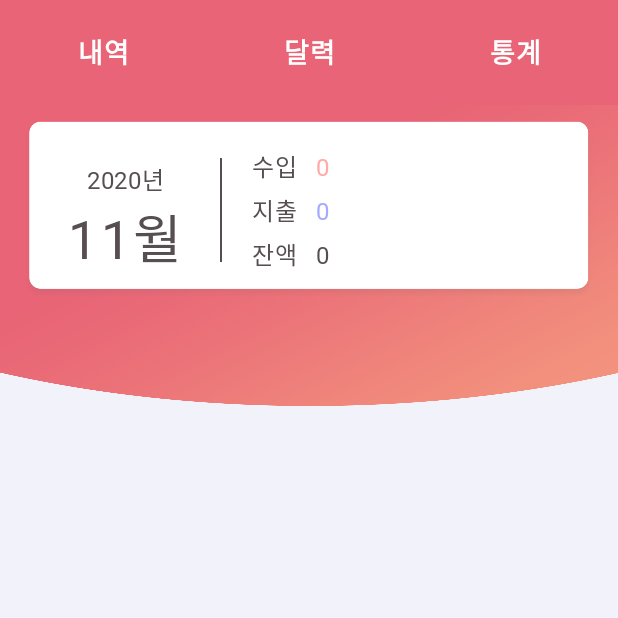
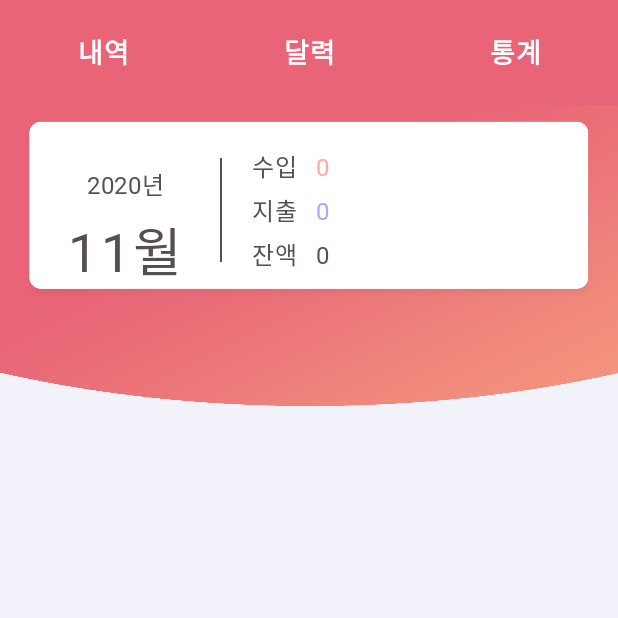
Before and after one commit to Kang-Gumsil/GangHan-Account-Book, an Android app: the screen it shows after launch (MainActivity), on a phone screen of 412 x 824 dp, the top half of it. Run offline under Robolectric (Android 15) with nearby library versions, the phone set to English and light mode, and no system bars; libraries missing offline, so code that uses them is left out: com.github.mikephil.charting, com.pedro.library; Roboto replaces fonts that are not available here; 11 statements that could not run were skipped.

Commit message:
update something....

```diff
--- a/app/src/main/java/dankook/kanghyeyoung/capstone_2/MainSpecFragment.java
+++ b/app/src/main/java/dankook/kanghyeyoung/capstone_2/MainSpecFragment.java
@@ -154,7 +154,7 @@ public class MainSpecFragment extends Fragment implements MainFragment {
 
         /* 날짜 표시 */
         Calendar calendar=Calendar.getInstance();
-        calendar.set(mSelectedYear, mSelectedMonth+1, day);
+        calendar.set(mSelectedYear, mSelectedMonth-1, day);
         textView.setText(YEAR_MONTH_FORMAT.format(new Date(calendar.getTimeInMillis())));
 
         /* specAdapter 생성 */
--- a/app/src/main/java/dankook/kanghyeyoung/capstone_2/ShowCalDayDialog.java
+++ b/app/src/main/java/dankook/kanghyeyoung/capstone_2/ShowCalDayDialog.java
@@ -53,7 +53,7 @@ public class ShowCalDayDialog extends Dialog {
 
         /* main_cat 텍스트뷰 설정 */
         Calendar calendar=Calendar.getInstance();
-        calendar.set(mSelectedYear, mSelectedMonth+1, mSelectedDay);
+        calendar.set(mSelectedYear, mSelectedMonth-1, mSelectedDay);
         textViewCatMain.setText(YEAR_MONTH_FORMAT.format(new Date(calendar.getTimeInMillis())));
 
         /* specAdapter, onItemClickListener 설정 */
--- a/app/src/main/res/layout/view_item_spec.xml
+++ b/app/src/main/res/layout/view_item_spec.xml
@@ -53,6 +53,7 @@
                     android:id="@+id/textView_cat"
                     android:layout_width="wrap_content"
                     android:layout_height="wrap_content"
+                    android:layout_marginTop="2dp"
                     android:fontFamily="@font/nanum_square_ac_r"
                     android:letterSpacing="0.02"
                     android:textColor="@color/textColor"
--- a/app/src/main/res/layout/view_summary.xml
+++ b/app/src/main/res/layout/view_summary.xml
@@ -27,7 +27,7 @@
             android:id="@+id/textView_year"
             android:layout_width="wrap_content"
             android:layout_height="wrap_content"
-            android:layout_marginTop="12dp"
+            android:layout_marginTop="15dp"
             android:gravity="center"
             android:text="0000 년"
             android:theme="@style/BlackMediumText"
@@ -39,6 +39,7 @@
             android:id="@+id/textView_month"
             android:layout_width="wrap_content"
             android:layout_height="wrap_content"
+            android:layout_marginTop="5dp"
             android:gravity="center"
             android:text="0 월"
             android:theme="@style/BlackBoldText"
```
